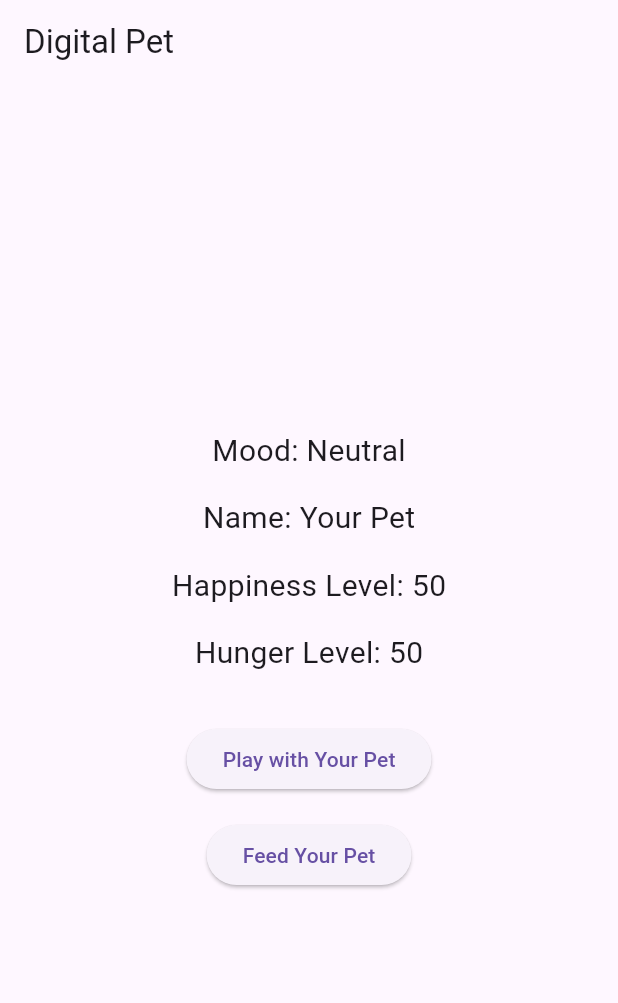
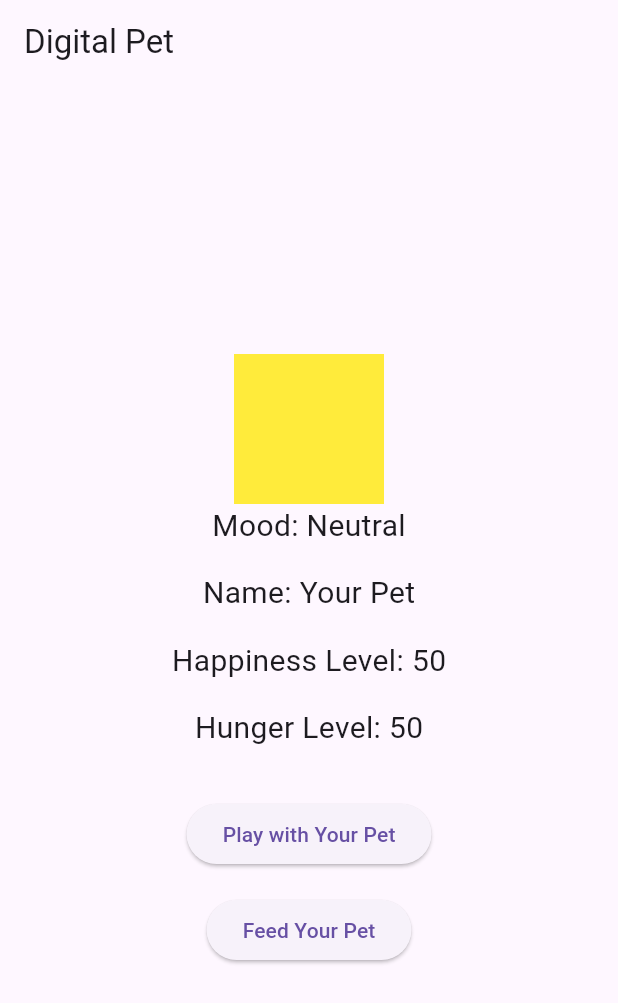
Before and after one commit to SunwooDua/pet, a Flutter app: the screen it shows after launch, on a phone screen of 412 x 824 dp. Shown: the top 1003 px of the screen. Run offline on Flutter 3.47's test engine with Material 3 defaults, Android fonts, the phone set to English and light mode, and no system bars.

Commit message:
added colored box to show pets mood

```diff
--- a/lib/main.dart
+++ b/lib/main.dart
@@ -79,6 +79,13 @@ class _DigitalPetAppState extends State<DigitalPetApp> {
         child: Column(
           mainAxisAlignment: MainAxisAlignment.center,
           children: <Widget>[
+            Container(
+              width: 100,
+              height: 100,
+              decoration: BoxDecoration(
+                color: _getPetColor(),
+              ),
+            ),
             Text(
               'Mood: ${_getPetMood()}',
               style: TextStyle(fontSize: 20.0),
```
